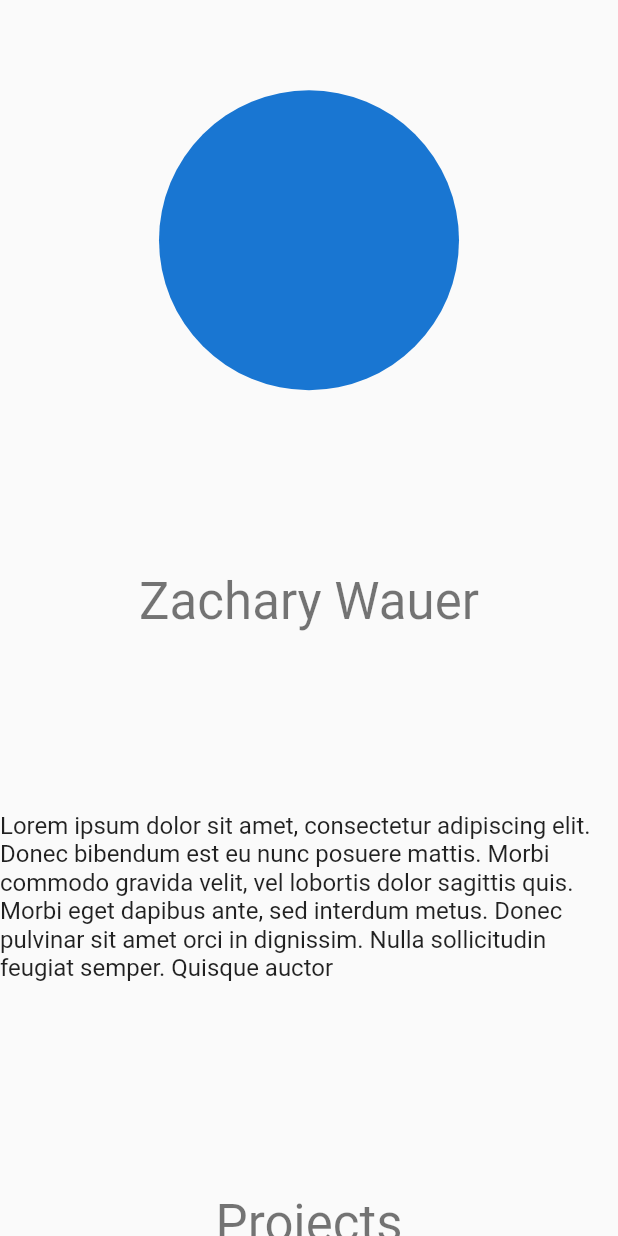
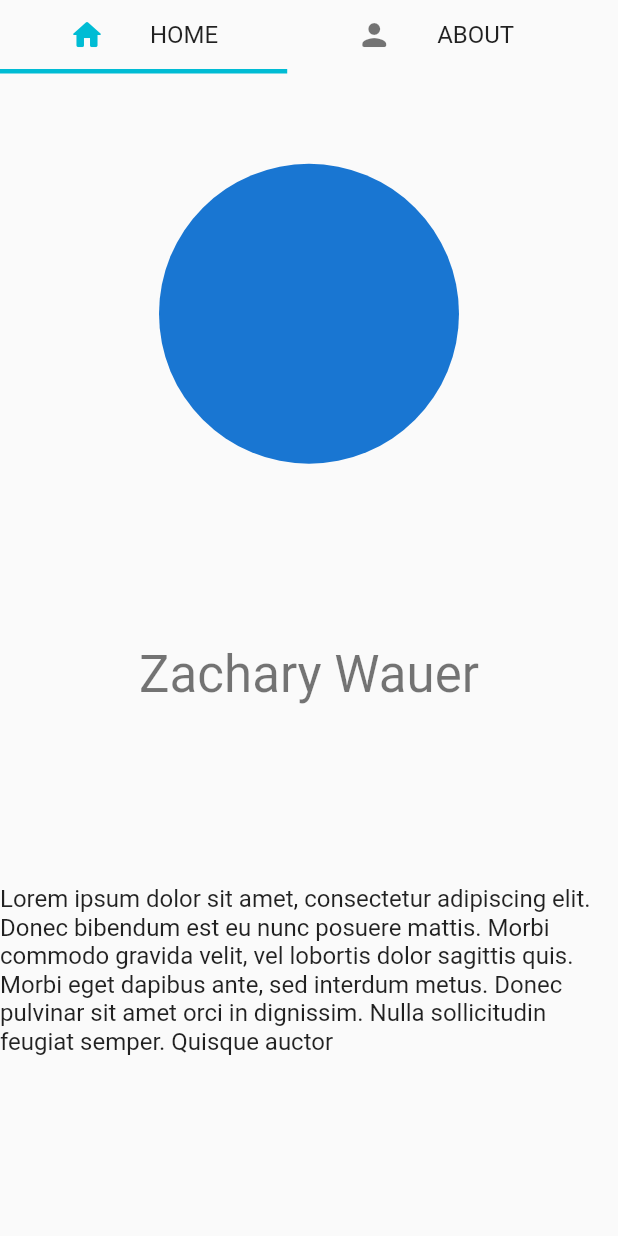
Before and after one commit to Z-inator/portfolio_site, a Flutter app: the screen it shows after launch, on a phone screen of 412 x 824 dp. Run offline on Flutter 3.47's test engine with Material 2 defaults, Android fonts, the phone set to English and light mode, and no system bars; our stand-ins replace cloud_firestore, firebase_core, responsive_grid; missing offline and left inert: dart:html, mailer; accounts and stored records are empty.

Commit message:
Trying to figure out how to put TabBar inside drawer

```diff
--- a/lib/main.dart
+++ b/lib/main.dart
@@ -139,7 +139,32 @@ class _HomePageState extends State<HomePage>
     Widget tabBarView;
     if (isDesktop) {
       tabBarView = Row(children: [
-        LeftNavBar(tabController: tabController),
+        Container(
+            margin: EdgeInsets.only(right: 20),
+            width: 200,
+            child: Material(
+                elevation: 8.0,
+                borderRadius: BorderRadius.zero,
+                child: Column(
+                  mainAxisSize: MainAxisSize.max,
+                  mainAxisAlignment: MainAxisAlignment.spaceAround,
+                  children: [
+                    LogoHeader(),
+                    RotatedBox(
+                      quarterTurns: 1,
+                      child: NavTabBar(
+                        tabs: _buildTabs()
+                            .map((widget) => RotatedBox(
+                                  quarterTurns: 3,
+                                  child: widget,
+                                ))
+                            .toList(),
+                        tabController: tabController,
+                      ),
+                    ),
+                    LinkList()
+                  ],
+                ))),
         Expanded(
             child: TabBarView(
                 children: _buildTabViews(), controller: tabController))
@@ -147,7 +172,7 @@ class _HomePageState extends State<HomePage>
     } else {
       tabBarView = Column(
         children: [
-          // NavTabBar(tabs: _buildTabs(), tabController: tabController),
+          NavTabBar(tabs: _buildTabs(), tabController: tabController),
           Expanded(
               child: TabBarView(
             children: _buildTabViews(),
@@ -161,6 +186,22 @@ class _HomePageState extends State<HomePage>
     );
   }
 
+  List<Widget> _buildTabs() {
+    return [
+      Tab(
+        // iconMargin: EdgeInsets.zero,
+        child: NavigationItem(icon: Icon(Icons.home_rounded), name: 'home', index: 0, tabController: tabController,)),
+      Tab(
+          child:
+              NavigationItem(icon: Icon(Icons.person_rounded), name: 'about', index: 1, tabController: tabController)),
+      Tab(
+          child: NavigationItem(
+              icon: Icon(Icons.topic_rounded), name: 'projects', index: 2, tabController: tabController)),
+      Tab(
+          child: NavigationItem(
+              icon: Icon(Icons.message_rounded), name: 'contact', index: 3, tabController: tabController)),
+    ];
+  }
 
   List<Widget> _buildTabViews() {
     return [
@@ -172,30 +213,6 @@ class _HomePageState extends State<HomePage>
   }
 }
 
-class NavTabBar extends StatelessWidget {
-  final List<Widget> tabs;
-  final TabController tabController;
-  const NavTabBar({Key? key, required this.tabs, required this.tabController})
-      : super(key: key);
-
-  @override
-  Widget build(BuildContext context) {
-    ThemeData theme = Theme.of(context);
-    return FocusTraversalOrder(
-        order: NumericFocusOrder(0),
-        child:
-            TabBar(tabs: tabs, isScrollable: true, controller: tabController, indicatorColor: theme.primaryColor, indicatorWeight: 3));
-  }
-}
-
-class NavTab extends StatelessWidget {
-  const NavTab({Key? key}) : super(key: key);
-
-  @override
-  Widget build(BuildContext context) {
-    return Tab();
-  }
-}
 
 ThemeData themeData(ThemeData base) {
   return base.copyWith(
```
